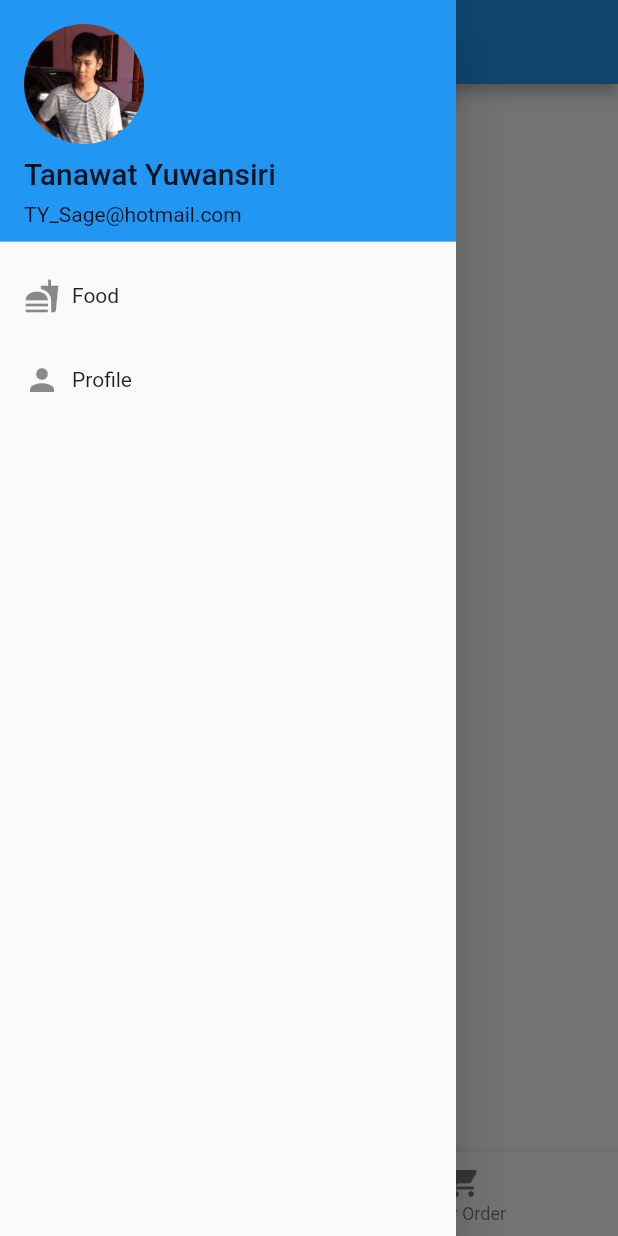
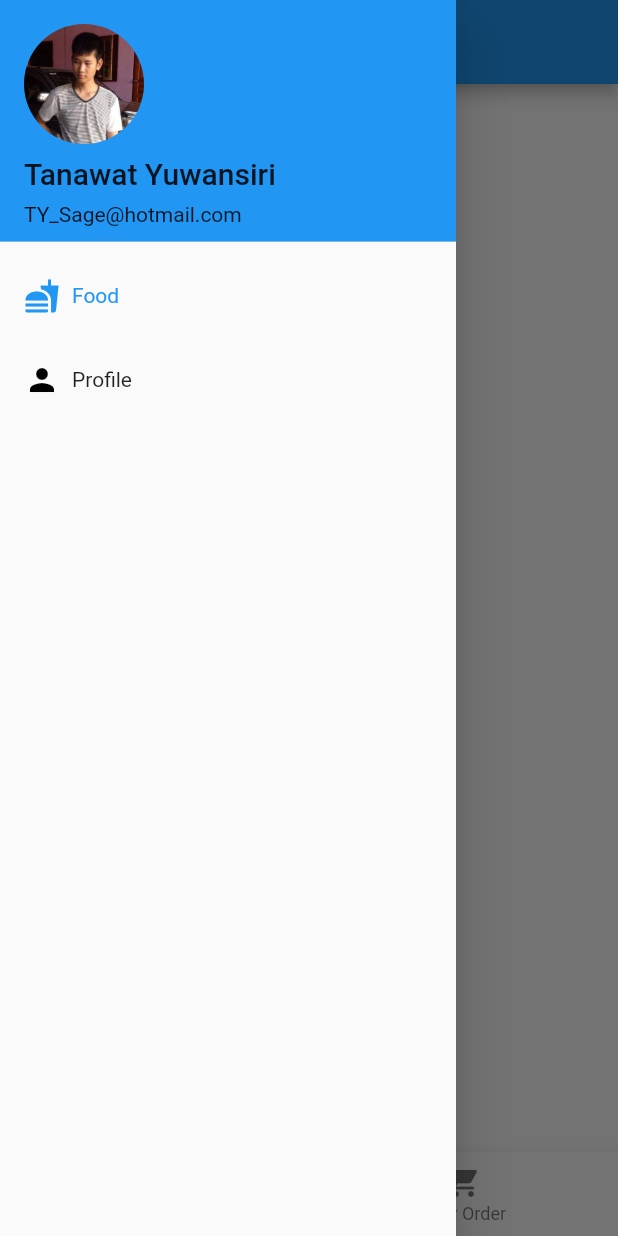
Before and after one commit to Kinkando/AndroidStudioProject, a Flutter app: the HomePage screen opened by its route, with the side drawer open, on a phone screen of 412 x 824 dp. Run offline on Flutter 3.47's test engine with Material 2 defaults, Android fonts, the phone set to English and light mode, and no system bars.

Commit message:
Add Highlight Focus Sub Page

```diff
--- a/lib/main.dart
+++ b/lib/main.dart
@@ -31,6 +31,10 @@ class MyApp extends StatelessWidget {
           headline1: TextStyle(
             fontSize: 30.0,
             fontWeight: FontWeight.bold,
+          ),
+          headline5: TextStyle(
+            fontSize: 14.0,
+            color: Colors.blue,
           ),
           headline6: TextStyle(
             fontSize: 24.0,
--- a/lib/pages/home/home_page.dart
+++ b/lib/pages/home/home_page.dart
@@ -56,13 +56,19 @@ class _HomePageState extends State<HomePage> {
               ),
             ),
             ListTile(
-              title: _buildDrawerItem(Icon(Icons.fastfood), 'Food'),
+              title: _buildDrawerItem(
+                  Icon(Icons.fastfood, color: _subPageIndex==0 ? Colors.blue : Colors.black),
+                  'Food', 0
+              ),
               onTap: (){
                 _showSubPage(context, 0);
               },
             ),
             ListTile(
-              title: _buildDrawerItem(Icon(Icons.person), 'Profile'),
+              title: _buildDrawerItem(
+                  Icon(Icons.person, color: _subPageIndex==1 ? Colors.blue : Colors.black),
+                  'Profile', 1
+              ),
               onTap: () => _showSubPage(context, 1),
             ),
           ],
@@ -97,12 +103,16 @@ class _HomePageState extends State<HomePage> {
     //Navigator.of(context).pushNamed(LoginPage.routeName);
   }
 
-  Row _buildDrawerItem(Widget icon, String title) {
+  Row _buildDrawerItem(Widget icon, String title, int onFocus) {
     return Row(
       children: [
         icon,
         SizedBox(width: 8.0),
-        Text(title, style: Theme.of(context).textTheme.bodyText2),
+        Text(
+          title,
+          style: _subPageIndex==onFocus
+              ? Theme.of(context).textTheme.headline5
+              : Theme.of(context).textTheme.bodyText2),
       ],
     );
   }
```
